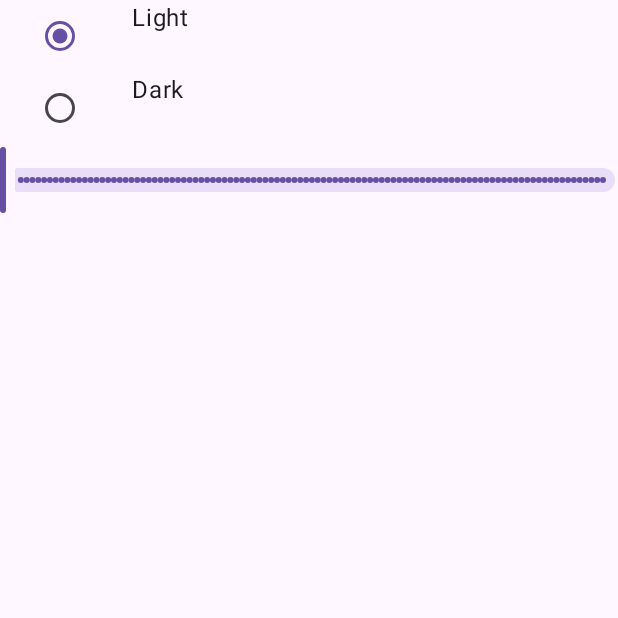
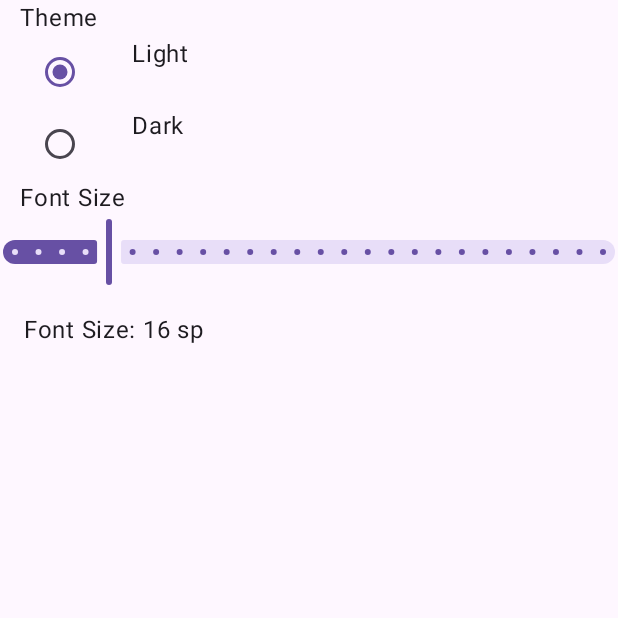
Before and after one commit to Carlos-LX/5A6-group-project, an Android app built with Jetpack Compose: the composable Settings shown on its own in the app's theme, on a phone screen of 412 x 824 dp, the top half of it. Run offline under Robolectric (Android 15) with nearby library versions, the phone set to English and light mode, and no system bars; 1 statement that could not run was skipped.

Commit message:
Implemented the font slider locally on the page as a proof of concept, will finish the implementation over the weeked

```diff
--- a/app/src/main/java/com/example/spotifyclone/ui/settings/SettingsScreen.kt
+++ b/app/src/main/java/com/example/spotifyclone/ui/settings/SettingsScreen.kt
@@ -19,24 +19,32 @@ import androidx.compose.runtime.remember
 import androidx.compose.runtime.setValue
 import androidx.compose.ui.Modifier
 import androidx.compose.ui.unit.dp
+import androidx.compose.ui.unit.sp
 import com.example.spotifyclone.Theme
 
 @Composable
 fun Settings(selectedTheme: Theme, onThemeChange: (Theme) -> Unit, modifier: Modifier = Modifier) {
-    var sliderValue by remember { mutableStateOf(0f) }
+    var sliderValue by remember { mutableStateOf(16f) } // Initial font size
+
     Surface(
         modifier = modifier.fillMaxSize(),
     ) {
-        Column() {
-            // Call the modified selectTheme composable and pass the selected theme and onThemeChange callback
+        Column {
+            Text(text = "   Theme")
             selectTheme(selectedTheme, onThemeChange)
+            Text(text = "   Font Size")
             Slider(
                 value = sliderValue,
                 onValueChange = {
                     sliderValue = it
                 },
-                valueRange = 0f..100f, // Define the range for the slider
-                steps = 100 // Number of steps within the range
+                valueRange = 12f..36f, // Adjust the range based on your preference
+                steps = 24 // Adjust the number of steps based on your preference
+            )
+            Text(
+                text = "Font Size: ${sliderValue.toInt()} sp",
+                fontSize = sliderValue.sp,
+                modifier = Modifier.padding(16.dp)
             )
         }
     }
```
